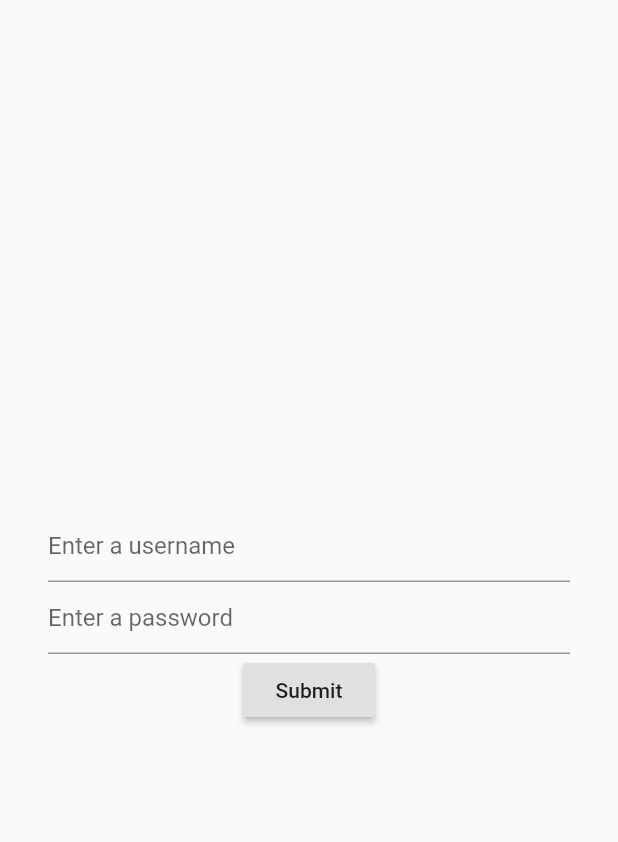
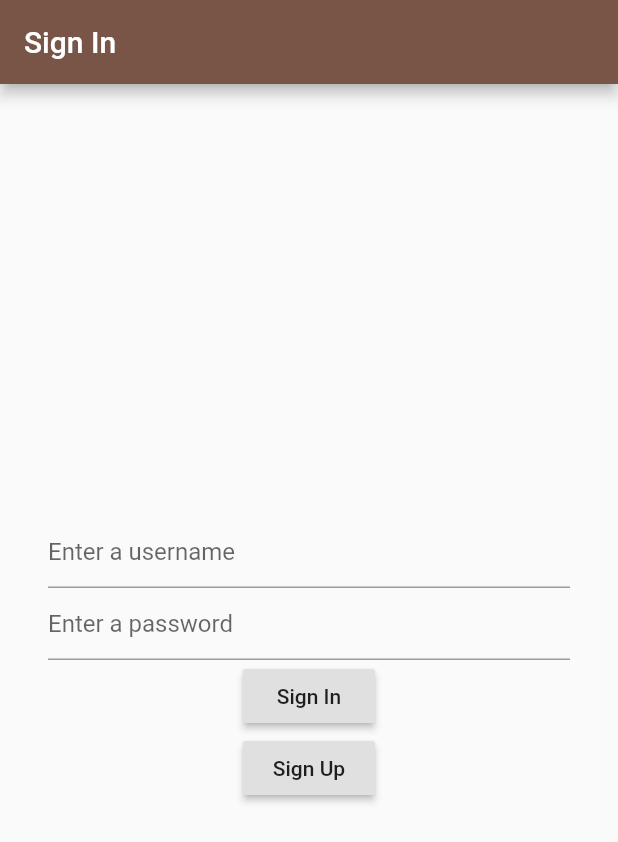
Before and after one commit to cty123/Purdue-Community-App, a Flutter app: the screen it shows after launch, on a phone screen of 412 x 824 dp. Shown: the top 842 px of the screen. Run offline on Flutter 3.47's test engine with Material 2 defaults, Android fonts, the phone set to English and light mode, and no system bars; our stand-ins replace shared_preferences; missing offline and left inert: loadmore.

```diff
--- a/lib/main.dart
+++ b/lib/main.dart
@@ -1,6 +1,7 @@
 import 'package:flutter/material.dart';
 import 'package:hello_world/screens/home.dart';
 import 'package:hello_world/screens/login.dart';
+import 'package:hello_world/screens/register_page/index.dart';
 
 void main() => runApp(MyApp());
 
@@ -15,6 +16,8 @@ class MyApp extends StatelessWidget {
       ),
       routes: <String, WidgetBuilder>{
         'Home': (BuildContext context) => new Home(),
+        'Signup': (BuildContext context) => new RegisterPage(),
+        'Signin': (BuildContext context) => new LoginPage(),
       },
       home: new LoginPage(),
     );
--- a/lib/screens/login.dart
+++ b/lib/screens/login.dart
@@ -4,17 +4,14 @@ import 'package:shared_preferences/shared_preferences.dart';
 import 'package:hello_world/utils/auth_utils.dart';
 
 class LoginPage extends StatefulWidget {
-
   @override
-	_LoginPageState createState() => new _LoginPageState();
-
+  _LoginPageState createState() => new _LoginPageState();
 }
 
 class _LoginPageState extends State<LoginPage> {
-  final GlobalKey<ScaffoldState> _scaffoldKey = new GlobalKey<ScaffoldState>();
   TextEditingController _user, _pass;
   Future<SharedPreferences> _prefs = SharedPreferences.getInstance();
-	SharedPreferences _sharedPreferences;
+  SharedPreferences _sharedPreferences;
   String get username => _user.text;
   String get password => _pass.text;
 
@@ -22,35 +19,67 @@ class _LoginPageState extends State<LoginPage> {
   void initState() {
     super.initState();
     // Check login status
-    _onSubmit();
+    _restoreLoginStatus();
 
     // Initialize username and password field controllers
     _user = new TextEditingController();
     _pass = new TextEditingController();
   }
 
-  _onSubmit() async {
+  _restoreLoginStatus() async {
+    // Initialize shared preference
     _sharedPreferences = await _prefs;
 
+    // Fetch authToken
     String authToken = AuthUtils.getToken(_sharedPreferences);
 
-		if(authToken != null) {
-			Navigator.of(_scaffoldKey.currentContext).pushReplacementNamed('Home');
-		}
+    // Check status with authToken
+    if (authToken != null) {
+      // If there's valid token then allow the user to enter home page
+      Navigator.of(context).pushReplacementNamed('Home');
+    }
+  }
+
+  _onSubmit() {
+    Navigator.of(context).pushReplacementNamed('Home');
+  }
+
+  _processLogin() {
+
+  }
+
+  _toSignUp() {
+    Navigator.of(context).pushReplacementNamed('Signup');
   }
 
   @override
   Widget build(BuildContext context) {
     return new Scaffold(
-      key: _scaffoldKey,
+      appBar: new AppBar(
+        title: new Text('Sign In'),
+      ),
       body: new Container(
         padding: const EdgeInsets.all(32.0),
         child: Column(
           mainAxisAlignment: MainAxisAlignment.center,
           children: <Widget>[
-            new TextField(controller: _user, decoration: new InputDecoration(hintText: 'Enter a username'),),
-            new TextField(controller: _pass, decoration: new InputDecoration(hintText: 'Enter a password'), obscureText: true,),
-            new RaisedButton(onPressed: (){ _onSubmit(); }, child: new Text('Submit'),)
+            new TextField(
+              controller: _user,
+              decoration: new InputDecoration(hintText: 'Enter a username'),
+            ),
+            new TextField(
+              controller: _pass,
+              decoration: new InputDecoration(hintText: 'Enter a password'),
+              obscureText: true,
+            ),
+            new RaisedButton(
+              onPressed: (){ _onSubmit(); },
+              child: new Text('Sign In'),
+            ),
+            new RaisedButton(
+              onPressed: (){ _toSignUp(); },
+              child: new Text('Sign Up'),
+            )
           ],
         ),
       ),
--- a/pubspec.yaml
+++ b/pubspec.yaml
@@ -24,6 +24,8 @@ dependencies:
   loadmore: ^1.0.1
 
   shared_preferences: ^0.4.3
+
+  http: ^0.12.0
 dev_dependencies:
   flutter_test:
     sdk: flutter
```
Also changed, not shown: lib/screens/register_page/index.dart (added, +64 -0 lines), lib/utils/auth_utils.dart (+22 -1 lines).
